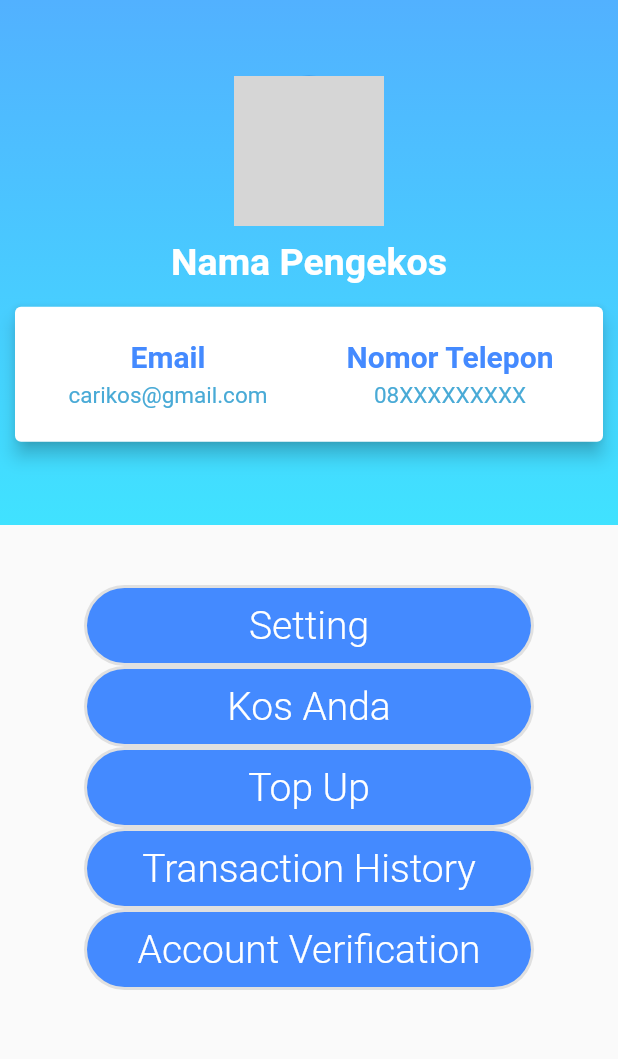
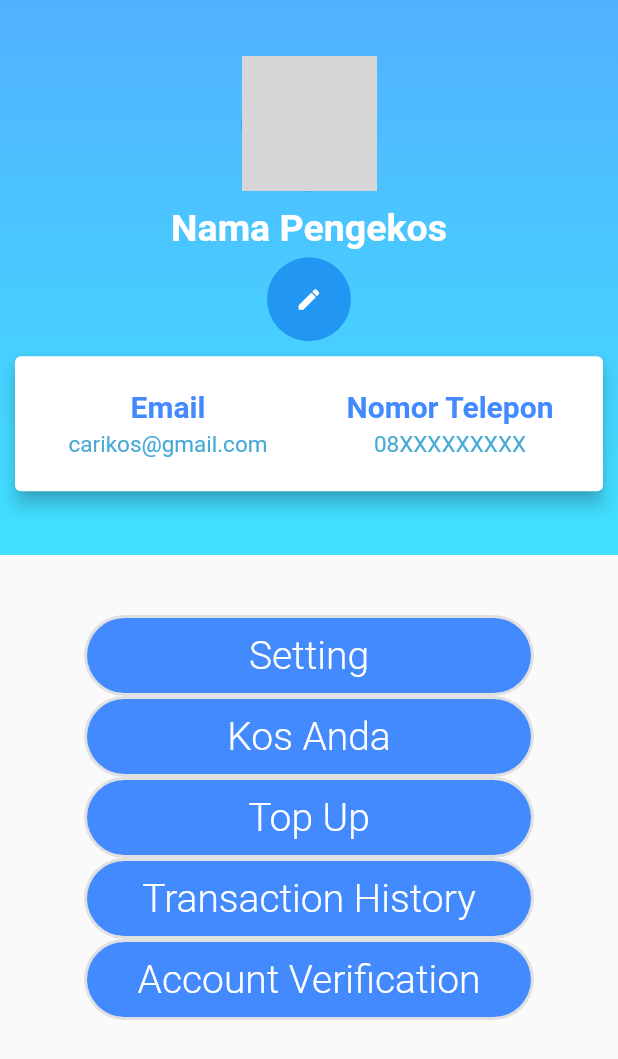
Before and after one commit to Armetal/KaptenKos, a Flutter app: the Profile screen opened directly, on a phone screen of 412 x 824 dp. Shown: the top 1059 px of the screen. Run offline on Flutter 3.47's test engine with Material 2 defaults, Android fonts, the phone set to English and light mode, and no system bars; our stand-ins replace cloud_firestore, firebase_auth, firebase_core, google_maps_flutter, image_picker, location; accounts and stored records are empty; network calls fail; grey boxes are pictures that could not be loaded.

Commit message:
edit profile page

```diff
--- a/lib/profile.dart
+++ b/lib/profile.dart
@@ -5,11 +5,20 @@ import 'package:latihan1/settings.dart';
 import 'package:latihan1/change_password.dart';
 import 'package:latihan1/top_up.dart';
 import 'package:latihan1/transaction_history.dart';
+import 'package:cloud_firestore/cloud_firestore.dart';
 
 import 'account_verification.dart';
 
-class Profile extends StatelessWidget {
+class Profile extends StatefulWidget {
   const Profile({Key? key}) : super(key: key);
+
+  @override
+  State<Profile> createState() => _Profile();
+}
+
+class _Profile extends State<Profile> {
+  var nama = "";
+  var nomer_hp = 0;
   @override
   Widget build(BuildContext context) {
     return Scaffold(
@@ -26,7 +35,7 @@ class Profile extends StatelessWidget {
                   ])),
               child: SizedBox(
                 width: double.infinity,
-                height: 350.0,
+                height: 370.0,
                 child: Center(
                   child: Column(
                     crossAxisAlignment: CrossAxisAlignment.center,
@@ -36,7 +45,7 @@ class Profile extends StatelessWidget {
                         backgroundImage: NetworkImage(
                           "https://media.istockphoto.com/vectors/male-face-silhouette-or-icon-man-avatar-profile-unknown-or-anonymous-vector-id1087531642?k=20&m=1087531642&s=612x612&w=0&h=D6OBNUY7ZxQTAHNVtL9mm2wbHb_dP6ogIsCCWCqiYQg=",
                         ),
-                        radius: 50.0,
+                        radius: 45.0,
                       ),
                       const SizedBox(
                         height: 10.0,
@@ -50,7 +59,20 @@ class Profile extends StatelessWidget {
                         ),
                       ),
                       const SizedBox(
-                        height: 10.0,
+                        height: 5.0,
+                      ),
+                      FloatingActionButton(
+                        onPressed: () {},
+                        child: Icon(
+                          Icons.edit,
+                          color: Colors.white,
+                          size: 18,
+                        ),
+                        backgroundColor: Colors.blue,
+                        elevation: 0,
+                      ),
+                      const SizedBox(
+                        height: 5.0,
                       ),
                       Card(
                         margin: const EdgeInsets.symmetric(
--- a/pubspec.yaml
+++ b/pubspec.yaml
@@ -38,6 +38,9 @@ dependencies:
   email_validator: "0.1.4"
   firebase_core: ^1.17.1
   firebase_auth: ^3.3.19
+  cloud_firestore: ^3.1.17
+  http: ^0.13.4
+  provider: ^6.0.3
 
   # The following adds the Cupertino Icons font to your application.
   # Use with the CupertinoIcons class for iOS style icons.
```
Also changed, not shown: pubspec.lock.
